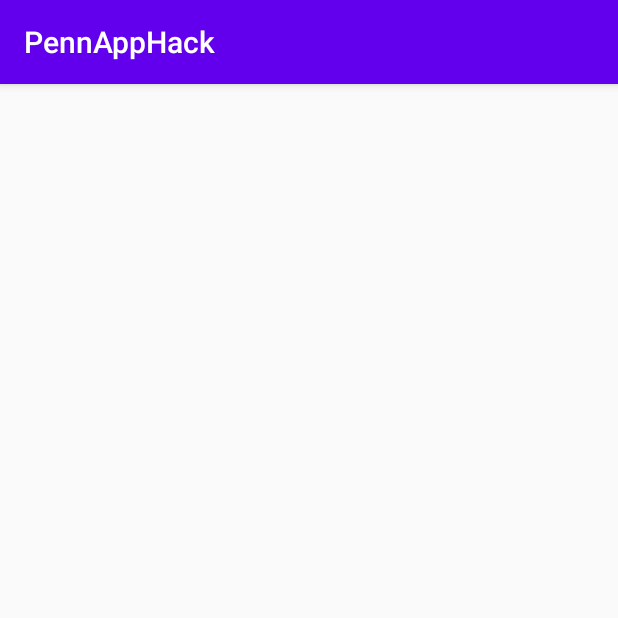
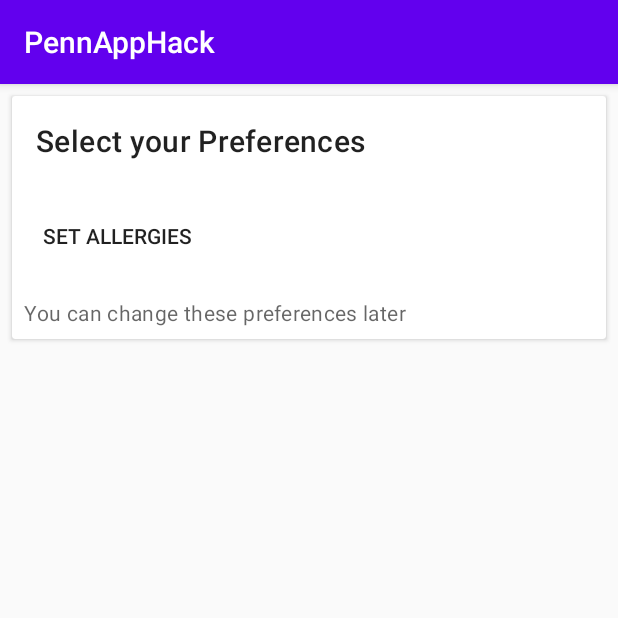
Before and after one commit to beatrice-casey/PennAppHack, an Android app: the SelectPreferences screen opened directly, with no data from a screen before it, on a phone screen of 412 x 824 dp, the top half of it. Run offline under Robolectric (Android 15) with nearby library versions, the phone set to English and light mode, and no system bars.

Commit message:
base code for preferences

```diff
--- a/app/build.gradle
+++ b/app/build.gradle
@@ -33,5 +33,16 @@ dependencies {
     implementation 'com.github.parse-community.Parse-SDK-Android:parse:1.25.0'
     implementation 'com.squareup.okhttp3:logging-interceptor:3.8.1' // for logging API calls to LogCat
 
+    implementation 'com.google.android.material:material:1.1.0'
+
+
+    implementation 'com.codepath.libraries:asynchttpclient:0.0.9'
+
+    implementation 'com.github.bumptech.glide:glide:4.11.0'
+    // Glide v4 uses this new annotation processor -- see https://bumptech.github.io/glide/doc/generatedapi.html
+    annotationProcessor 'com.github.bumptech.glide:compiler:4.11.0'
+
+    implementation 'com.google.android.material:material:<version>'
+
 
 }
--- a/app/src/main/res/layout/activity_select_preferences.xml
+++ b/app/src/main/res/layout/activity_select_preferences.xml
@@ -1,9 +1,59 @@
-<?xml version="1.0" encoding="utf-8"?>
-<androidx.constraintlayout.widget.ConstraintLayout xmlns:android="http://schemas.android.com/apk/res/android"
-    xmlns:app="http://schemas.android.com/apk/res-auto"
-    xmlns:tools="http://schemas.android.com/tools"
+<com.google.android.material.card.MaterialCardView android:id="@+id/selectPreferencesCard"
     android:layout_width="match_parent"
-    android:layout_height="match_parent"
-    tools:context=".SelectPreferences">
+    android:layout_height="wrap_content"
+    android:layout_margin="8dp"
+    xmlns:android="http://schemas.android.com/apk/res/android"
+    xmlns:app="http://schemas.android.com/apk/res-auto">
 
-</androidx.constraintlayout.widget.ConstraintLayout>
+    <LinearLayout
+        android:layout_width="match_parent"
+        android:layout_height="wrap_content"
+        android:orientation="vertical">
+
+
+        <LinearLayout
+            android:layout_width="match_parent"
+            android:layout_height="wrap_content"
+            android:orientation="vertical"
+            android:padding="16dp">
+
+            <!-- Title, secondary and supporting text -->
+            <TextView
+                android:id="@+id/tvSelectPreferences"
+                android:layout_width="wrap_content"
+                android:layout_height="wrap_content"
+                android:text="Select your Preferences"
+                android:textAppearance="?attr/textAppearanceHeadline6"
+                />
+
+
+        </LinearLayout>
+
+        <!-- Buttons -->
+        <LinearLayout
+            android:layout_width="wrap_content"
+            android:layout_height="wrap_content"
+            android:layout_margin="8dp"
+            android:orientation="vertical">
+            <com.google.android.material.button.MaterialButton
+                android:id="@+id/btnSetPreferences"
+                android:layout_width="wrap_content"
+                android:layout_height="wrap_content"
+                android:layout_marginEnd="8dp"
+                android:text="Set Allergies"
+                style="?attr/borderlessButtonStyle"
+                android:layout_marginRight="8dp" />
+            <TextView
+                android:id="@+id/tvChangePreferences"
+                android:layout_width="wrap_content"
+                android:layout_height="wrap_content"
+                android:layout_marginTop="16dp"
+                android:text="You can change these preferences later"
+                android:textAppearance="?attr/textAppearanceBody2"
+                android:textColor="?android:attr/textColorSecondary"
+                />
+        </LinearLayout>
+
+    </LinearLayout>
+
+</com.google.android.material.card.MaterialCardView>
```
